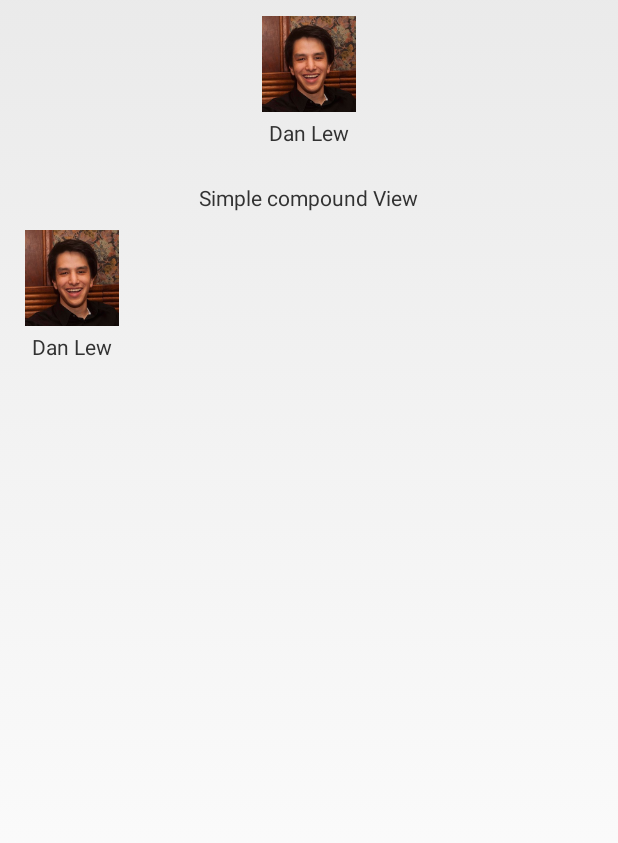
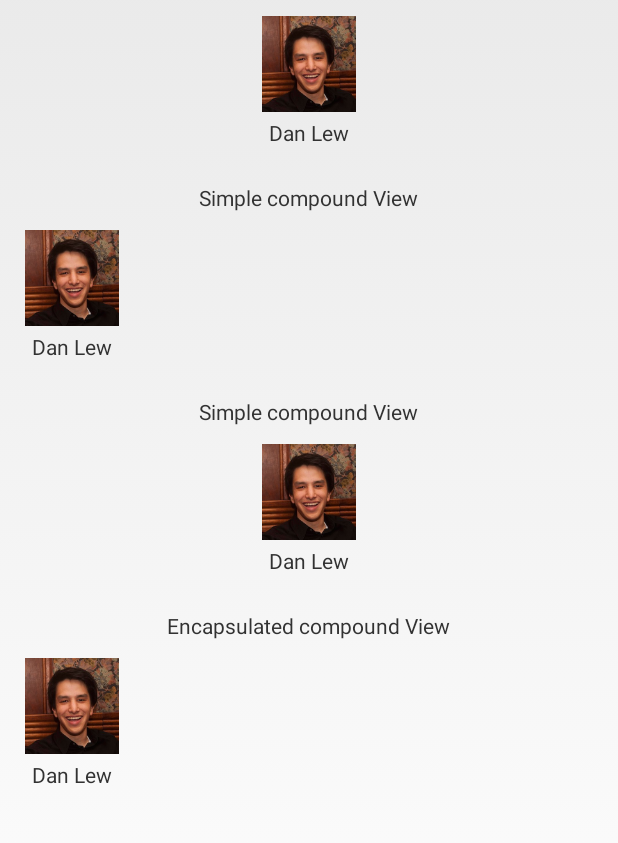
Before and after one commit to dlew/android-custom-views-sample, an Android app: the screen it shows after launch (SampleActivity), on a phone screen of 412 x 824 dp, the part 127-970 px from its top. Run offline under Robolectric (Android 15) with nearby library versions, the phone set to English and light mode, and no system bars.

Commit message:
Added some more stuff!

```diff
--- a/app/src/main/java/net/danlew/customviews/SampleActivity.java
+++ b/app/src/main/java/net/danlew/customviews/SampleActivity.java
@@ -28,8 +28,14 @@ public class SampleActivity extends Activity {
         // Binds without a custom View, as demonstration
         addNonCustomView();
 
-        // Simple Compound View demonstration
+        // Simple compound View demonstration
         addCompoundUserView();
+
+        // Simple compound View demonstration without as many Views
+        addCompoundMinUserView();
+
+        // Encapsulation-bound compound View demonstration
+        addEncapsulatedUserView();
     }
 
     private void addSample(CharSequence title, View sample) {
@@ -59,4 +65,19 @@ public class SampleActivity extends Activity {
 
         addSample("Simple compound View", userView);
     }
+
+    private void addCompoundMinUserView() {
+        UserViewCompoundMin userView = new UserViewCompoundMin(this);
+        userView.setName(mUser.getName());
+        userView.setIcon(mUser.getIcon());
+
+        addSample("Simple compound View", userView);
+    }
+
+    private void addEncapsulatedUserView() {
+        UserViewEncapsulated userView = new UserViewEncapsulated(this);
+        userView.bind(mUser);
+
+        addSample("Encapsulated compound View", userView);
+    }
 }
--- /dev/null
+++ b/app/src/main/java/net/danlew/customviews/UserViewCompoundMin.java
@@ -0,0 +1,37 @@
+package net.danlew.customviews;
+
+import android.content.Context;
+import android.view.Gravity;
+import android.view.LayoutInflater;
+import android.widget.FrameLayout;
+import android.widget.ImageView;
+import android.widget.LinearLayout;
+import android.widget.TextView;
+
+/**
+ * Simple UserView that wraps multiple Views together. Does nothing else.
+ */
+public class UserViewCompoundMin extends LinearLayout {
+
+    private ImageView mIconView;
+    private TextView mNameView;
+
+    public UserViewCompoundMin(Context context) {
+        super(context);
+
+        setOrientation(LinearLayout.VERTICAL);
+        setGravity(Gravity.CENTER);
+
+        LayoutInflater.from(context).inflate(R.layout.user_view_merge_min, this);
+        mIconView = (ImageView) findViewById(R.id.icon);
+        mNameView = (TextView) findViewById(R.id.name);
+    }
+
+    public void setIcon(int drawable) {
+        mIconView.setImageResource(drawable);
+    }
+
+    public void setName(CharSequence name) {
+        mNameView.setText(name);
+    }
+}
--- /dev/null
+++ b/app/src/main/java/net/danlew/customviews/UserViewEncapsulated.java
@@ -0,0 +1,29 @@
+package net.danlew.customviews;
+
+import android.content.Context;
+import android.view.LayoutInflater;
+import android.widget.FrameLayout;
+import android.widget.ImageView;
+import android.widget.TextView;
+
+/**
+ * Simple UserView that wraps multiple Views together. Does nothing else.
+ */
+public class UserViewEncapsulated extends FrameLayout {
+
+    private ImageView mIconView;
+    private TextView mNameView;
+
+    public UserViewEncapsulated(Context context) {
+        super(context);
+
+        LayoutInflater.from(context).inflate(R.layout.user_view_merge, this);
+        mIconView = (ImageView) findViewById(R.id.icon);
+        mNameView = (TextView) findViewById(R.id.name);
+    }
+
+    public void bind(User user) {
+        mIconView.setImageResource(user.getIcon());
+        mNameView.setText(user.getName());
+    }
+}
--- /dev/null
+++ b/app/src/main/res/layout/user_view_merge_min.xml
@@ -0,0 +1,14 @@
+<merge xmlns:android="http://schemas.android.com/apk/res/android">
+
+    <ImageView
+        android:id="@+id/icon"
+        android:layout_width="@dimen/user_icon_size"
+        android:layout_height="@dimen/user_icon_size" />
+
+    <TextView
+        android:id="@+id/name"
+        android:layout_width="wrap_content"
+        android:layout_height="wrap_content"
+        android:layout_marginTop="@dimen/user_icon_name_margin" />
+
+</merge>
```
